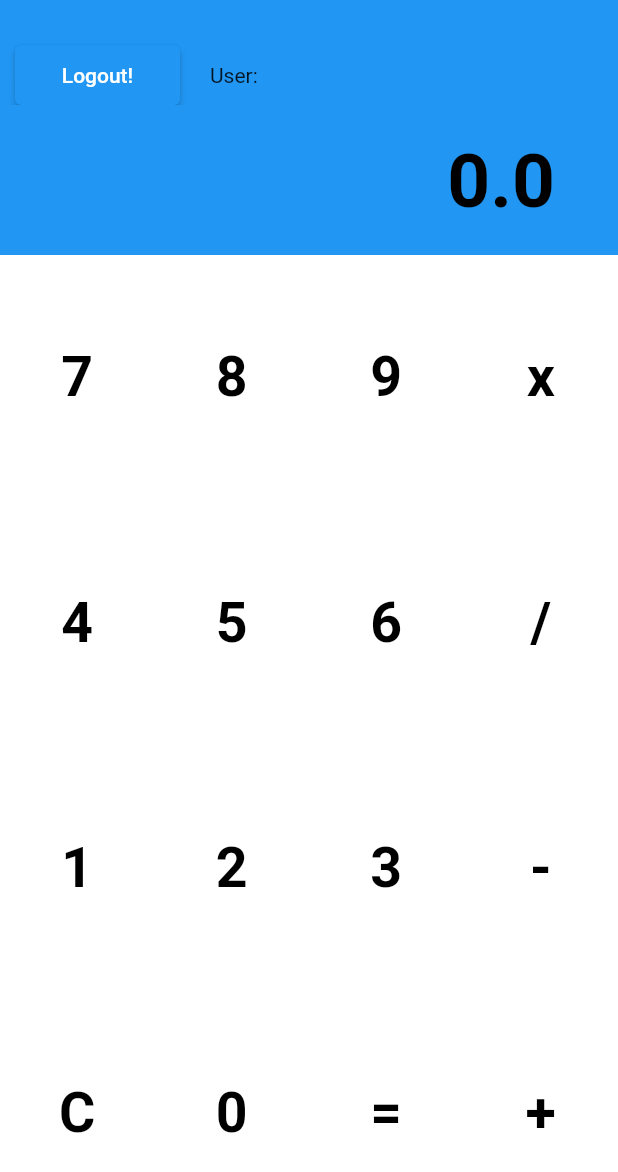
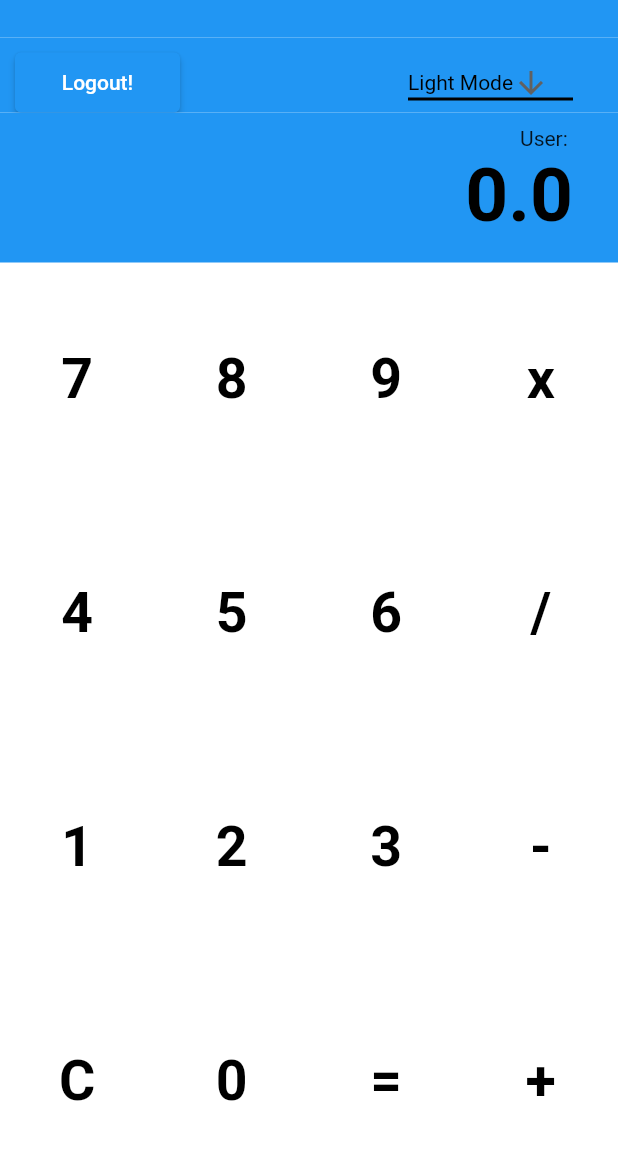
Before and after one commit to ChunKaiC/Spurry, a Flutter app: the screen it shows after launch, after a tap on "Login/Signup with Google", on a phone screen of 412 x 824 dp. Shown: the top 1172 px of the screen. Run offline on Flutter 3.47's test engine with Material 2 defaults, Android fonts, the phone set to English and light mode, and no system bars; our stand-ins replace bloc, cloud_firestore, equatable, firebase_auth, firebase_core, flutter_bloc and 4 more; accounts and stored records are empty.

Commit message:
Created drop down menu for light mode

```diff
--- a/calculator/lib/pages/CalculatorPage.dart
+++ b/calculator/lib/pages/CalculatorPage.dart
@@ -3,10 +3,11 @@ import 'package:flutter/material.dart';
 import 'package:calculator/bloc/calculator_bloc.dart';
 import 'package:flutter_bloc/flutter_bloc.dart';
 
-const int topPad = 20;
-const int infoHeight = 50;
-const int resultHeight = 100;
-const int avatarWidth = 100;
+const double topPad = 25;
+const double infoHeight = 50;
+const double resultHeight = 100;
+const double avatarWidth = 100;
+const double emailHeight = 25;
 
 enum Buttons {
   seven,
@@ -97,9 +98,27 @@ class CalculatorPage extends StatelessWidget {
                               child: const Text('Logout!')),
                         ),
                       ),
-                      Expanded(
+                      const Expanded(child: Text('')),
+                      Padding(
+                        padding: const EdgeInsets.fromLTRB(0, 0, 30, 0),
+                        child: SizedBox(
+                          height: infoHeight.toDouble(),
+                          width: avatarWidth.toDouble() + 20,
+                          child: const Padding(
+                              padding: EdgeInsets.fromLTRB(10, 10, 0, 0),
+                              child: MyDropDown()),
+                        ),
+                      ),
+                    ],
+                  ),
+                ),
+                Container(
+                    alignment: Alignment.bottomRight,
+                    color: Colors.blue,
+                    height: emailHeight,
+                    width: queryData.size.width,
                     child: Padding(
-                              padding: const EdgeInsets.fromLTRB(20, 10, 0, 0),
+                        padding: const EdgeInsets.fromLTRB(0, 0, 30, 0),
                         child: Text(
                           'User: ${user == null ? 'Anonymous' : user!.email!}',
                           // ),
@@ -108,12 +127,9 @@ class CalculatorPage extends StatelessWidget {
                           // color: Colors.blue,
                           // alignment: Alignment.bottomRight,
                         ))),
-                    ],
-                  ),
-                ),
                 Container(
                   child: Padding(
-                    padding: const EdgeInsets.fromLTRB(0, 22, 42, 20),
+                    padding: const EdgeInsets.fromLTRB(0, 0, 30, 15),
                     child: BlocBuilder<CalculatorBloc, CalculatorState>(
                         builder: (context, state) {
                       if (state is CalculatorInitial) {
@@ -136,7 +152,7 @@ class CalculatorPage extends StatelessWidget {
                   // color: const Color(0xFFF8F8F8),
                   width: queryData.size.width,
                   alignment: Alignment.bottomRight,
-                  height: resultHeight.toDouble(),
+                  height: resultHeight - emailHeight,
                 )
               ],
             ),
@@ -150,7 +166,8 @@ class CalculatorPage extends StatelessWidget {
                       mainAxisExtent: (queryData.size.height -
                               resultHeight -
                               topPad -
-                              infoHeight) /
+                              infoHeight -
+                              emailHeight) /
                           4,
                       crossAxisCount: 4),
                   itemCount: Buttons.values.length,
@@ -172,3 +189,41 @@ class CalculatorPage extends StatelessWidget {
         ));
   }
 }
+
+class MyDropDown extends StatefulWidget {
+  const MyDropDown({Key? key}) : super(key: key);
+
+  @override
+  State<MyDropDown> createState() => _MyStatefulWidgetState();
+}
+
+class _MyStatefulWidgetState extends State<MyDropDown> {
+  String dropdownValue = 'Light Mode';
+
+  @override
+  Widget build(BuildContext context) {
+    return DropdownButton<String>(
+      value: dropdownValue,
+      icon: const Icon(Icons.arrow_downward),
+      elevation: 16,
+      style: const TextStyle(color: Colors.black),
+      underline: Container(
+        height: 2,
+        color: Colors.black,
+      ),
+      onChanged: (String? newValue) {
+        setState(() {
+          dropdownValue = newValue!;
+          // context.read<CalculatorBloc>().add(UpdateLightMode(mode: newValue));
+        });
+      },
+      items: <String>['Light Mode', 'Dark Mode']
+          .map<DropdownMenuItem<String>>((String value) {
+        return DropdownMenuItem<String>(
+          value: value,
+          child: Text(value),
+        );
+      }).toList(),
+    );
+  }
+}
```
Lines whose indentation alone changed are shown as unchanged.
